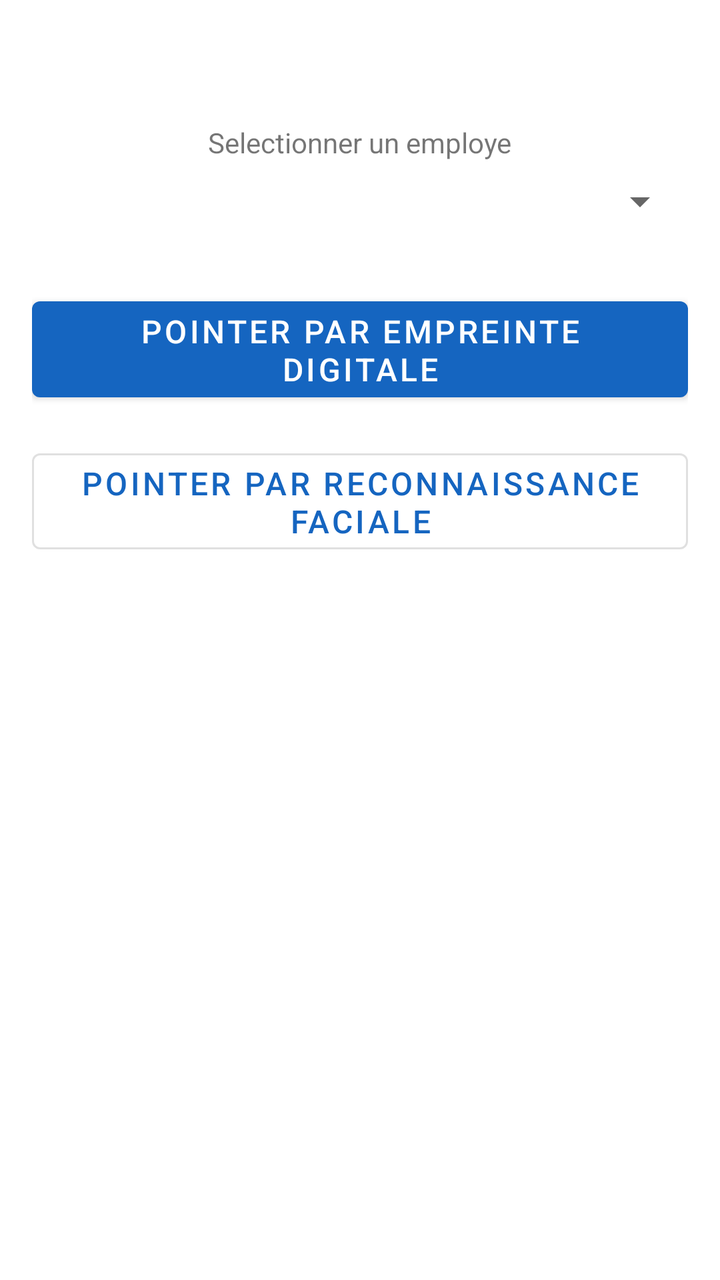
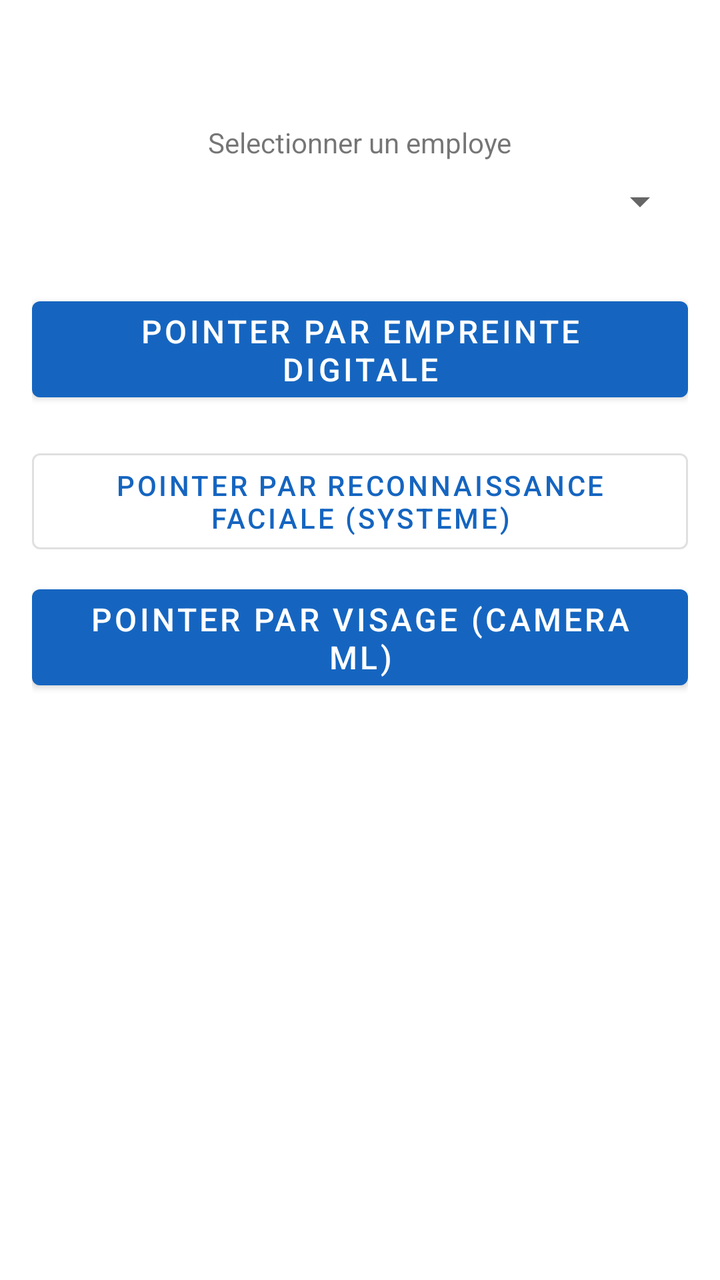

Two renders of the same Android screen: before a commit and after it. Below are the layout's source before the change and the commit's diff.
<!-- AndroidManifest.xml: application theme Theme.Pointage -->
<!-- res/layout/fragment_pointage.xml -->
<?xml version="1.0" encoding="utf-8"?>
<ScrollView xmlns:android="http://schemas.android.com/apk/res/android"
    xmlns:app="http://schemas.android.com/apk/res-auto"
    android:layout_width="match_parent"
    android:layout_height="match_parent"
    android:padding="16dp">

    <LinearLayout
        android:layout_width="match_parent"
        android:layout_height="wrap_content"
        android:orientation="vertical"
        android:gravity="center">

        <TextView
            android:id="@+id/tv_date"
            android:layout_width="wrap_content"
            android:layout_height="wrap_content"
            android:textSize="16sp"
            android:textStyle="bold"
            android:layout_marginBottom="24dp"
            android:textColor="@color/colorPrimary" />

        <TextView
            android:id="@+id/tv_aucun_biometrie"
            android:layout_width="match_parent"
            android:layout_height="wrap_content"
            android:text="Aucun employe avec biometrie configuree.\nAllez dans l'onglet Employes pour configurer."
            android:textSize="14sp"
            android:textColor="@color/depart_color"
            android:gravity="center"
            android:padding="12dp"
            android:visibility="gone"
            android:layout_marginBottom="16dp" />

        <TextView
            android:layout_width="wrap_content"
            android:layout_height="wrap_content"
            android:text="Selectionner un employe"
            android:textSize="14sp"
            android:layout_marginBottom="8dp" />

        <Spinner
            android:id="@+id/spinner_employee"
            android:layout_width="match_parent"
            android:layout_height="wrap_content"
            android:layout_marginBottom="32dp" />

        <com.google.android.material.button.MaterialButton
            android:id="@+id/btn_empreinte"
            android:layout_width="match_parent"
            android:layout_height="60dp"
            android:text="Pointer par empreinte digitale"
            android:textSize="16sp"
            android:layout_marginBottom="16dp" />

        <com.google.android.material.button.MaterialButton
            android:id="@+id/btn_visage"
            android:layout_width="match_parent"
            android:layout_height="60dp"
            android:text="Pointer par reconnaissance faciale"
            android:textSize="16sp"
            style="@style/Widget.MaterialComponents.Button.OutlinedButton"
            android:layout_marginBottom="32dp" />

        <androidx.cardview.widget.CardView
            android:id="@+id/card_resultat"
            android:layout_width="match_parent"
            android:layout_height="wrap_content"
            app:cardElevation="4dp"
            app:cardCornerRadius="8dp">

            <TextView
                android:id="@+id/tv_resultat"
                android:layout_width="wrap_content"
                android:layout_height="wrap_content"
                android:padding="16dp"
                android:textSize="18sp"
                android:textStyle="bold"
                android:textColor="@color/colorPrimary"
                android:gravity="center"
                android:layout_gravity="center"
                android:visibility="gone" />

        </androidx.cardview.widget.CardView>

    </LinearLayout>
</ScrollView>
<!-- resources referenced by this layout -->
<resources>
  <color name="colorPrimary">#1565C0</color>
  <color name="depart_color">#F44336</color>
  <style name="Theme.Pointage" parent="Theme.MaterialComponents.Light.NoActionBar">
          <item name="colorPrimary">@color/colorPrimary</item>
          <item name="colorPrimaryDark">@color/colorPrimaryDark</item>
          <item name="colorAccent">@color/colorAccent</item>
          <item name="windowActionBar">false</item>
          <item name="windowNoTitle">true</item>
      </style>
  <color name="colorPrimaryDark">#003c8f</color>
  <color name="colorAccent">#1E88E5</color>
</resources>

<!-- the commit's change to res/layout/fragment_pointage.xml (unified diff, before → after) -->
@@ -57,9 +57,17 @@
             android:id="@+id/btn_visage"
             android:layout_width="match_parent"
             android:layout_height="60dp"
-            android:text="Pointer par reconnaissance faciale"
+            android:text="Pointer par reconnaissance faciale (systeme)"
+            android:textSize="14sp"
+            style="@style/Widget.MaterialComponents.Button.OutlinedButton"
+            android:layout_marginBottom="8dp" />
+
+        <com.google.android.material.button.MaterialButton
+            android:id="@+id/btn_visage_custom"
+            android:layout_width="match_parent"
+            android:layout_height="60dp"
+            android:text="Pointer par visage (camera ML)"
             android:textSize="16sp"
-            style="@style/Widget.MaterialComponents.Button.OutlinedButton"
             android:layout_marginBottom="32dp" />
 
         <androidx.cardview.widget.CardView
